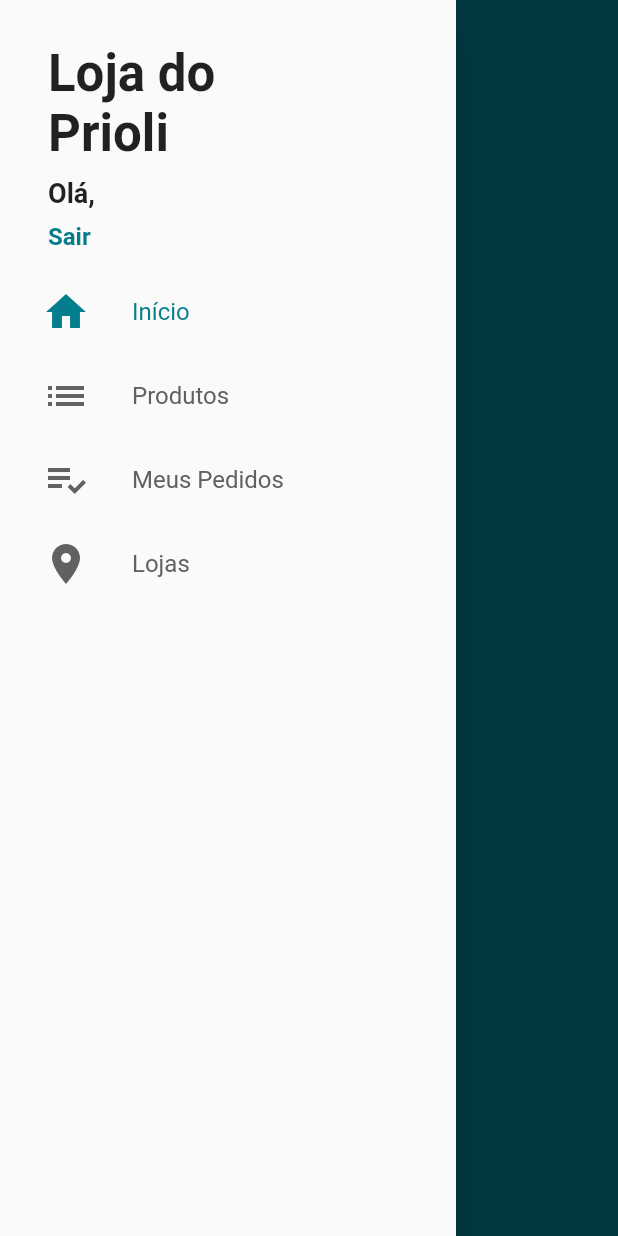
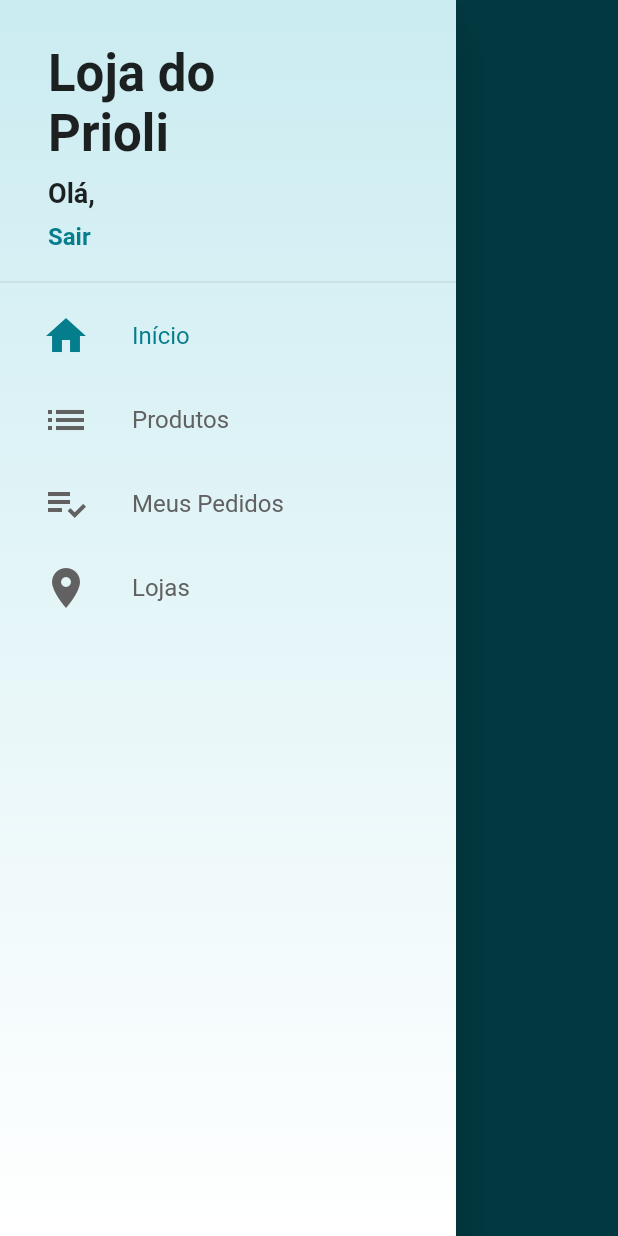
Before and after one commit to priolilucas1/Virtual_store, a Flutter app: the screen it shows after launch, with the side drawer open, on a phone screen of 412 x 824 dp. Run offline on Flutter 3.47's test engine with Material 2 defaults, Android fonts, the phone set to English and light mode, and no system bars; our stand-ins replace cloud_firestore, firebase_auth, firebase_core; accounts and stored records are empty.

Commit message:
UI changes

```diff
--- a/lib/src/common/custom_drawer/custom_drawer.dart
+++ b/lib/src/common/custom_drawer/custom_drawer.dart
@@ -6,9 +6,24 @@ class CustomDrawer extends StatelessWidget {
   @override
   Widget build(BuildContext context) {
     return Drawer(
-      child: ListView(
+      child: Stack(
+        children: [
+          Container(
+            decoration: const BoxDecoration(
+              gradient: LinearGradient(
+                colors: [
+                  Color.fromARGB(255, 203, 236, 241),
+                  Colors.white,
+                ],
+                begin: Alignment.topCenter,
+                end: Alignment.bottomCenter,
+              ),
+            ),
+          ),
+          ListView(
             children: [
               CustomDrawerHeader(),
+              const Divider(),
               const DrawerTile(
                 iconData: Icons.home,
                 title: 'Início',
@@ -31,6 +46,8 @@ class CustomDrawer extends StatelessWidget {
               ),
             ],
           ),
+        ],
+      ),
     );
   }
 }
```
Lines whose indentation alone changed are shown as unchanged.
